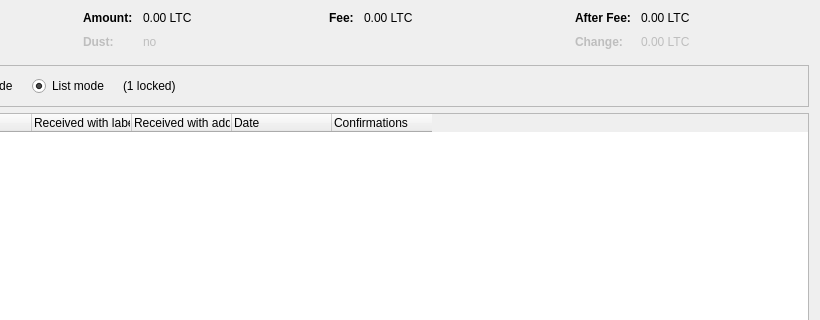
First picture: the form in src/qt/forms/coincontroldialog.ui, repository ChePayHQ/ChePayHQ, before the edit; both pictures show x 180 to 1000 and y 0 to 320 of the 1000 by 500 pixel window.
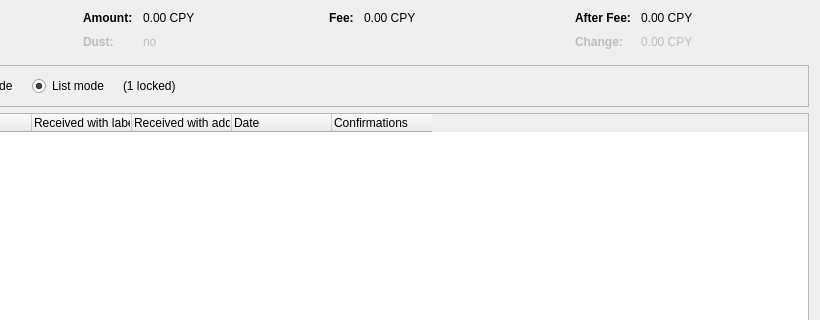
Second picture: the form after the edit. Custom widgets are drawn as their Qt base class.

The edit to the form file:
```diff
--- a/src/qt/forms/coincontroldialog.ui
+++ b/src/qt/forms/coincontroldialog.ui
@@ -132,7 +132,7 @@
           <enum>Qt::ActionsContextMenu</enum>
          </property>
          <property name="text">
-          <string notr="true">0.00 LTC</string>
+          <string notr="true">0.00 CPY</string>
          </property>
          <property name="textInteractionFlags">
           <set>Qt::LinksAccessibleByMouse|Qt::TextSelectableByKeyboard|Qt::TextSelectableByMouse</set>
@@ -212,7 +212,7 @@
           <enum>Qt::ActionsContextMenu</enum>
          </property>
          <property name="text">
-          <string notr="true">0.00 LTC</string>
+          <string notr="true">0.00 CPY</string>
          </property>
          <property name="textInteractionFlags">
           <set>Qt::LinksAccessibleByMouse|Qt::TextSelectableByKeyboard|Qt::TextSelectableByMouse</set>
@@ -257,7 +257,7 @@
           <enum>Qt::ActionsContextMenu</enum>
          </property>
          <property name="text">
-          <string notr="true">0.00 LTC</string>
+          <string notr="true">0.00 CPY</string>
          </property>
          <property name="textInteractionFlags">
           <set>Qt::LinksAccessibleByMouse|Qt::TextSelectableByKeyboard|Qt::TextSelectableByMouse</set>
@@ -292,7 +292,7 @@
           <enum>Qt::ActionsContextMenu</enum>
          </property>
          <property name="text">
-          <string notr="true">0.00 LTC</string>
+          <string notr="true">0.00 CPY</string>
          </property>
          <property name="textInteractionFlags">
           <set>Qt::LinksAccessibleByMouse|Qt::TextSelectableByKeyboard|Qt::TextSelectableByMouse</set>
```
